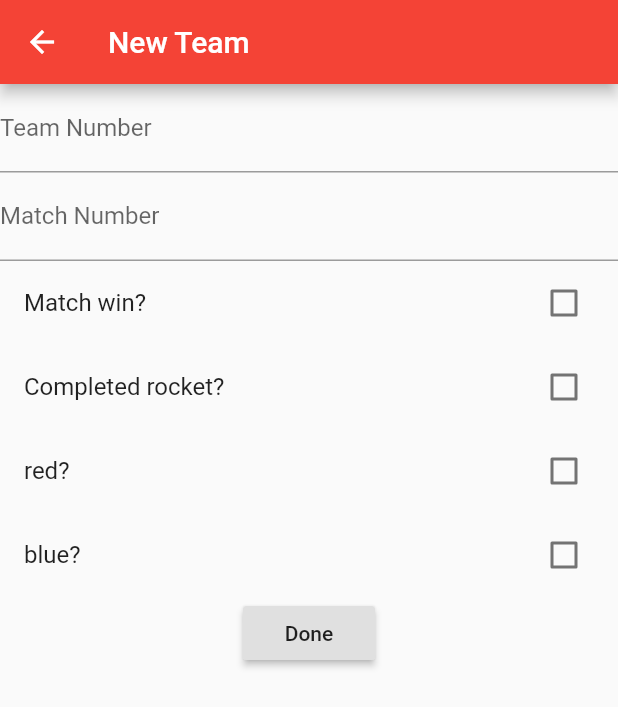
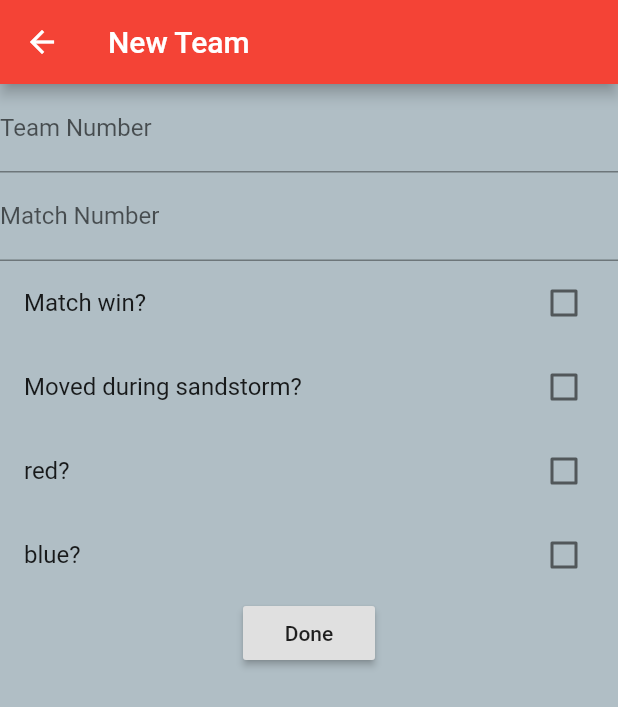
Before and after one commit to frc4976/frc2019-scouting-app, a Flutter app: the Team screen opened directly, on a phone screen of 412 x 824 dp. Shown: the top 707 px of the screen. Run offline on Flutter 3.47's test engine with Material 2 defaults, Android fonts, the phone set to English and light mode, and no system bars.

Commit message:
Commit Message

```diff
--- a/lib/main.dart
+++ b/lib/main.dart
@@ -343,6 +343,7 @@ class TeamState extends State<Team>{
   @override
   Widget build(BuildContext context) {
     return Scaffold(
+      backgroundColor: Colors.blueGrey[200],
         appBar: AppBar(
           title: Text('New Team'),
         ),
@@ -380,7 +381,7 @@ class TeamState extends State<Team>{
                 ),
                 keyboardType: TextInputType.number,
                 onChanged: (text2){
-                },  //TODO help im confused
+                },  //TODO
               ),
 
               CheckboxListTile(
@@ -395,7 +396,7 @@ class TeamState extends State<Team>{
               ),
               CheckboxListTile(
                 value: checkValue2,
-                title: new Text('Completed rocket?'),
+                title: new Text('Moved during sandstorm?'),
                 activeColor: Colors.teal[600],
       onChanged: (bool changed2) {
         setState(() {
```
